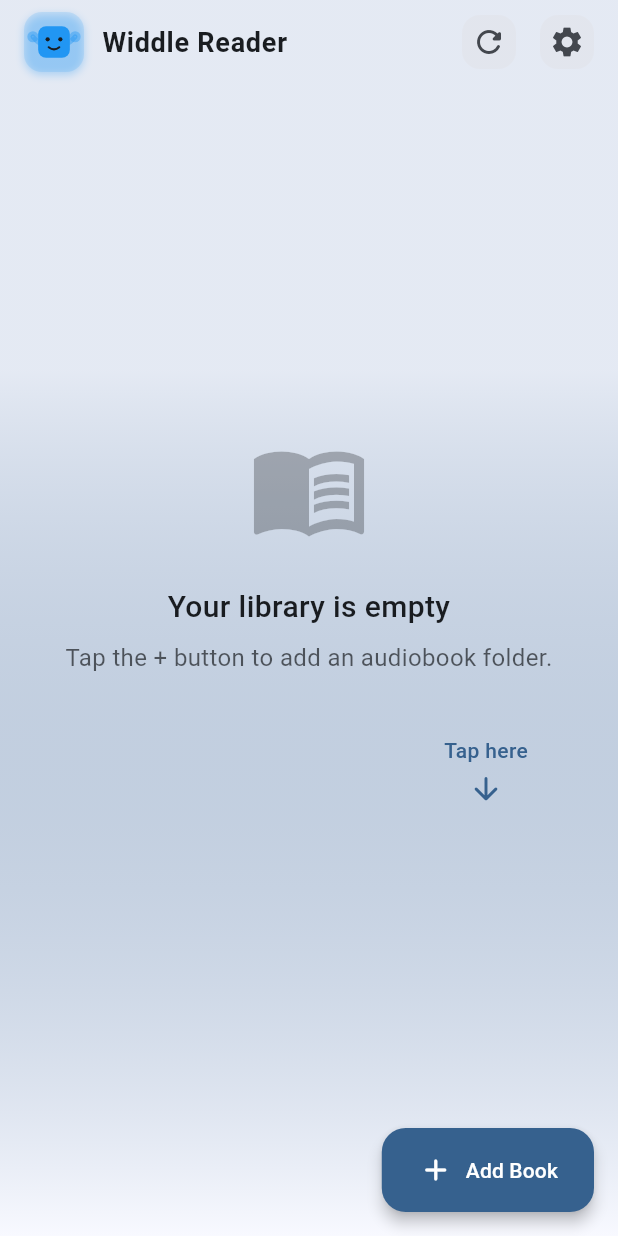
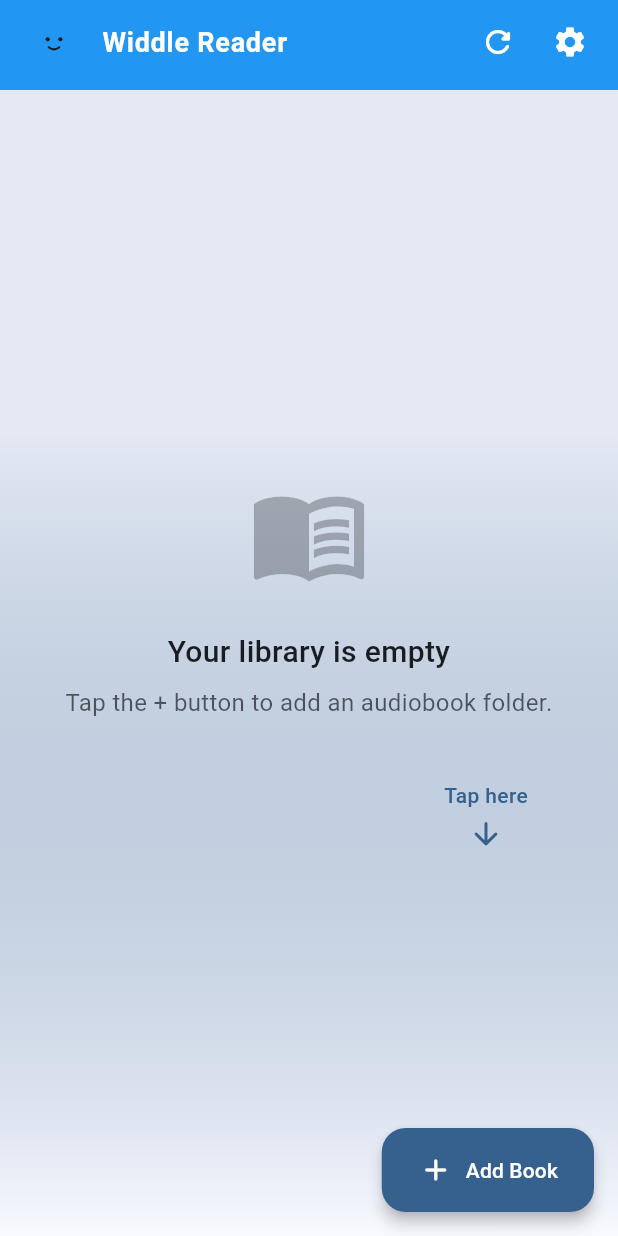
Before and after one commit to rajatmshukla/widdle_reader, a Flutter app: the screen it shows after launch, on a phone screen of 412 x 824 dp. Run offline on Flutter 3.47's test engine with Material 3 defaults, Android fonts, the phone set to English and light mode, and no system bars; our stand-ins replace audio_service, device_info_plus, file_picker, flutter_colorpicker, google_fonts, just_audio and 5 more; missing offline and left inert: audio_session, flutter_media_metadata.

Commit message:
Added collapsible app bar with seed color and improved scroll behavior

```diff
--- a/lib/screens/library_screen.dart
+++ b/lib/screens/library_screen.dart
@@ -394,15 +394,25 @@ class _LibraryScreenState extends State<LibraryScreen>
     final provider = context.watch<AudiobookProvider>();
     final themeProvider = context.watch<ThemeProvider>();
     final colorScheme = Theme.of(context).colorScheme;
+    final seedColor = themeProvider.seedColor;
 
     // Check for landscape orientation
     final isLandscape = ResponsiveUtils.isLandscape(context);
 
     return Scaffold(
-      extendBodyBehindAppBar: true,
-      appBar: AppBar(
+      body: NestedScrollView(
+        headerSliverBuilder: (context, innerBoxIsScrolled) {
+          return [
+            SliverAppBar(
+              floating: true,
+              snap: false,
+              pinned: false,
+              backgroundColor: seedColor,
+              expandedHeight: 60,
+              shape: const RoundedRectangleBorder(
+                borderRadius: BorderRadius.zero,
+              ),
               elevation: 0,
-        backgroundColor: Colors.transparent,
               title: Row(
                 children: [
                   SizedBox(
@@ -416,13 +426,11 @@ class _LibraryScreenState extends State<LibraryScreen>
                     style: TextStyle(
                       fontSize: 18,
                       fontWeight: FontWeight.bold,
-                color: colorScheme.onSurface,
+                      color: colorScheme.onPrimary,
                     ),
                   ),
                 ],
               ),
-        leadingWidth: 0,
-        leading: const SizedBox.shrink(),
               actions: [
                 // Refresh button
                 AnimatedSwitcher(
@@ -435,17 +443,13 @@ class _LibraryScreenState extends State<LibraryScreen>
                             height: 40,
                             child: CircularProgressIndicator(
                               strokeWidth: 2,
-                        color: colorScheme.onPrimaryContainer,
+                              color: colorScheme.onPrimary,
                             ),
                           )
                           : IconButton(
-                      icon: Container(
-                        padding: const EdgeInsets.all(6),
-                        decoration: BoxDecoration(
-                          color: colorScheme.surfaceContainerHighest.withOpacity(0.5),
-                          borderRadius: BorderRadius.circular(12),
-                        ),
-                        child: const Icon(Icons.refresh_rounded),
+                            icon: Icon(
+                              Icons.refresh_rounded,
+                              color: colorScheme.onPrimary,
                             ),
                             tooltip: "Refresh Library",
                             onPressed: () => provider.loadAudiobooks(),
@@ -453,13 +457,9 @@ class _LibraryScreenState extends State<LibraryScreen>
                 ),
                 // Settings button
                 IconButton(
-            icon: Container(
-              padding: const EdgeInsets.all(6),
-              decoration: BoxDecoration(
-                color: colorScheme.surfaceContainerHighest.withOpacity(0.5),
-                borderRadius: BorderRadius.circular(12),
-              ),
-              child: const Icon(Icons.settings),
+                  icon: Icon(
+                    Icons.settings,
+                    color: colorScheme.onPrimary,
                   ),
                   tooltip: "Settings",
                   onPressed: () async {
@@ -468,18 +468,27 @@ class _LibraryScreenState extends State<LibraryScreen>
                     _refreshLibrary();
                   },
                 ),
-          const SizedBox(width: 8), // Add some padding at the end
+                const SizedBox(width: 8),
               ],
             ),
+          ];
+        },
         body: Container(
           decoration: AppTheme.gradientBackground(context),
           child: Stack(
-          // Use Stack to overlay messages/indicators
             children: [
-            // Main Content (List or Empty Message)
-            _buildBody(context, provider, isLandscape),
+              // Main content
+              provider.audiobooks.isEmpty && !provider.isLoading
+                  ? _buildEmptyLibraryView(context, provider, colorScheme)
+                  : isLandscape
+                      ? _buildGridView(context, provider)
+                      : _buildListView(context, provider),
 
-            // Loading Indicator (Only show during initial load or add folder)
+              // Error/Info Message
+              if (provider.errorMessage != null && !provider.isLoading)
+                _buildErrorMessage(context, provider),
+
+              // Loading overlay
               if (provider.isLoading)
                 Container(
                   color: Colors.black.withOpacity(0.5),
@@ -510,11 +519,8 @@ class _LibraryScreenState extends State<LibraryScreen>
                     ),
                   ),
                 ),
-
-            // Error/Info Message
-            if (provider.errorMessage != null && !provider.isLoading)
-              _buildErrorMessage(context, provider),
             ],
+          ),
         ),
       ),
       // Fancy floating action button
@@ -533,17 +539,12 @@ class _LibraryScreenState extends State<LibraryScreen>
     );
   }
 
-  Widget _buildBody(
-    BuildContext context,
-    AudiobookProvider provider,
-    bool isLandscape,
-  ) {
-    final colorScheme = Theme.of(context).colorScheme;
+  // Empty library view
+  Widget _buildEmptyLibraryView(BuildContext context, AudiobookProvider provider, ColorScheme colorScheme) {
+    if (provider.errorMessage != null || provider.permissionPermanentlyDenied) {
+      return const SizedBox.shrink(); // Error handled by overlay
+    }
 
-    if (provider.audiobooks.isEmpty && !provider.isLoading) {
-      // Show add folder message if empty and not loading/no error
-      if (provider.errorMessage == null &&
-          !provider.permissionPermanentlyDenied) {
     return Center(
       child: Padding(
         padding: const EdgeInsets.all(30.0),
@@ -605,22 +606,6 @@ class _LibraryScreenState extends State<LibraryScreen>
         ),
       ),
     );
-      } else {
-        // If there's an error or permission issue, the error message overlay will show
-        return const SizedBox.shrink(); // Return empty space, error handled elsewhere
-      }
-    } else if (provider.audiobooks.isNotEmpty) {
-      // For landscape mode, we'll use a grid view instead of a list
-      if (isLandscape) {
-        return _buildGridView(context, provider);
-      } else {
-        // Portrait mode - use list view
-        return _buildListView(context, provider);
-      }
-    } else {
-      // Return empty container while loading or if there's an error handled by overlay
-      return const SizedBox.shrink();
-    }
   }
 
   // Grid view for landscape orientation
@@ -630,13 +615,8 @@ class _LibraryScreenState extends State<LibraryScreen>
     final crossAxisCount = screenWidth > 1000 ? 3 : 2;
 
     return GridView.builder(
-      padding: const EdgeInsets.only(
-        bottom: 100,
-        top: 80, // Padding for transparent app bar
-        left: 8,
-        right: 8,
-      ),
-      physics: const BouncingScrollPhysics(),
+      padding: EdgeInsets.zero, // No padding at top to allow cards to disappear under app bar
+      physics: const AlwaysScrollableScrollPhysics(), // Enable scrolling even with few items
       gridDelegate: SliverGridDelegateWithFixedCrossAxisCount(
         crossAxisCount: crossAxisCount,
         childAspectRatio: 2.2, // Width to height ratio of each item
@@ -646,7 +626,11 @@ class _LibraryScreenState extends State<LibraryScreen>
       itemCount: provider.audiobooks.length,
       itemBuilder: (context, index) {
         final audiobook = provider.audiobooks[index];
-        return GestureDetector(
+        return Padding(
+          padding: index == 0
+              ? const EdgeInsets.only(top: 8, left: 8, right: 8) // First item gets padding
+              : const EdgeInsets.symmetric(horizontal: 8),
+          child: GestureDetector(
             onTap: () => _loadLastPositionAndNavigate(context, audiobook),
             onLongPress: () => _showLongPressMenu(context, audiobook, provider),
             child: AudiobookTile(
@@ -656,6 +640,7 @@ class _LibraryScreenState extends State<LibraryScreen>
               audiobook: audiobook,
               customTitle: provider.getTitleForAudiobook(audiobook),
             ),
+          ),
         );
       },
     );
@@ -664,15 +649,16 @@ class _LibraryScreenState extends State<LibraryScreen>
   // List view for portrait orientation
   Widget _buildListView(BuildContext context, AudiobookProvider provider) {
     return ListView.builder(
-      padding: const EdgeInsets.only(
-        bottom: 100,
-        top: 80, // Padding for transparent app bar
-      ),
-      physics: const BouncingScrollPhysics(),
+      padding: EdgeInsets.zero, // No padding at top to allow cards to disappear under app bar
+      physics: const AlwaysScrollableScrollPhysics(), // Enable scrolling even with few items
       itemCount: provider.audiobooks.length,
       itemBuilder: (context, index) {
         final audiobook = provider.audiobooks[index];
-        return GestureDetector(
+        return Padding(
+          padding: index == 0
+              ? const EdgeInsets.only(top: 8) // First item gets padding
+              : EdgeInsets.zero,
+          child: GestureDetector(
             onTap: () => _loadLastPositionAndNavigate(context, audiobook),
             onLongPress: () => _showLongPressMenu(context, audiobook, provider),
             child: AudiobookTile(
@@ -681,6 +667,7 @@ class _LibraryScreenState extends State<LibraryScreen>
               ),
               audiobook: audiobook,
               customTitle: provider.getTitleForAudiobook(audiobook),
+            ),
           ),
         );
       },
```
Lines whose indentation alone changed are shown as unchanged.
